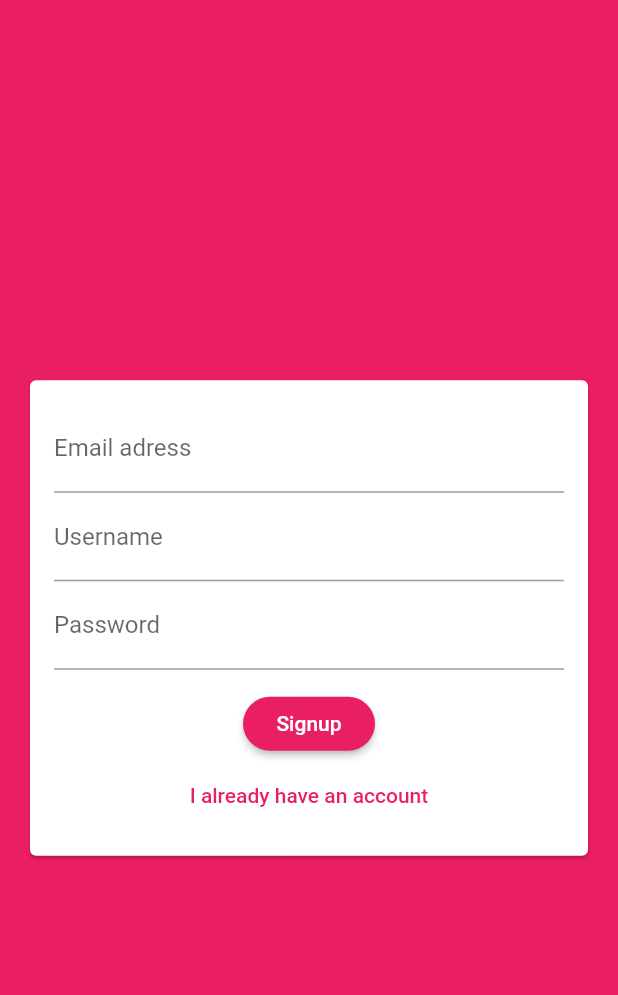
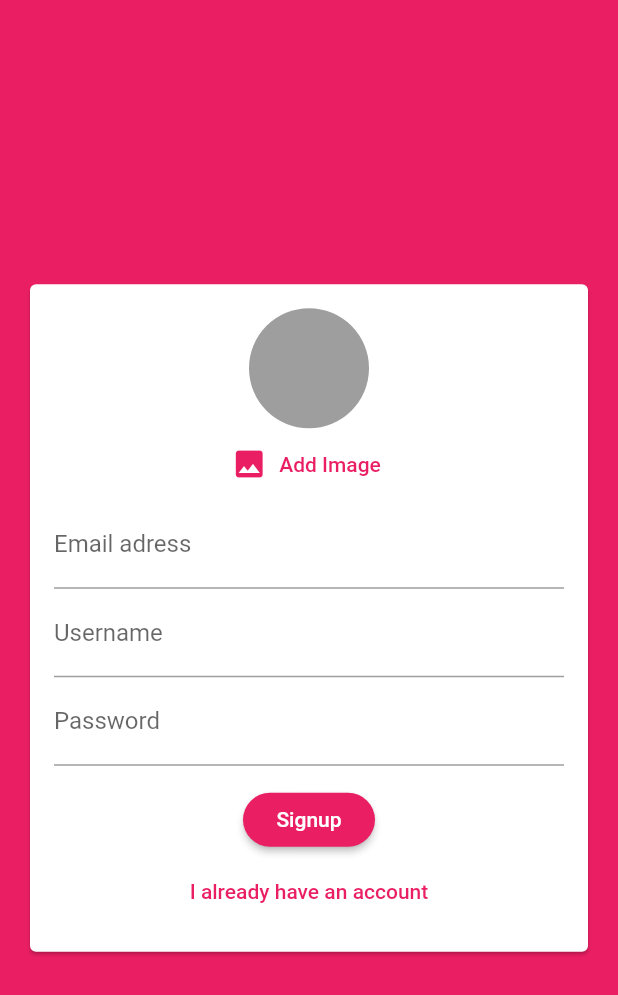
Before and after one commit to ik-code/flutter_chat_firebase, a Flutter app: the screen it shows after launch, after a tap on "Login", after a tap on "Create new account", on a phone screen of 412 x 824 dp. Shown: the top 995 px of the screen. Run offline on Flutter 3.47's test engine with Material 2 defaults, Android fonts, the phone set to English and light mode, and no system bars; our stand-ins replace cloud_firestore, firebase_auth, firebase_core, image_picker; accounts and stored records are empty.

Commit message:
Adding an Image Picker

```diff
--- a/lib/widgets/auth/auth_form.dart
+++ b/lib/widgets/auth/auth_form.dart
@@ -1,4 +1,5 @@
 import 'package:flutter/material.dart';
+import 'package:flutter_chat_firebase/widgets/pickers/user_image_picker.dart';
 
 class AuthForm extends StatefulWidget {
   final bool isLoading;
@@ -10,7 +11,8 @@ class AuthForm extends StatefulWidget {
     BuildContext ctx,
   ) submitFn;
 
-  const AuthForm({Key? key, required this.submitFn, required this.isLoading}) : super(key: key);
+  const AuthForm({Key? key, required this.submitFn, required this.isLoading})
+      : super(key: key);
 
   @override
   _AuthFormState createState() => _AuthFormState();
@@ -52,8 +54,9 @@ class _AuthFormState extends State<AuthForm> {
               child: Column(
                 mainAxisSize: MainAxisSize.min,
                 children: [
+                  if(!_isLogin) const UserImagePicker(),
                   TextFormField(
-                    key: ValueKey('email'),
+                    key: const ValueKey('email'),
                     validator: (value) {
                       if (value!.isEmpty || !value.contains('@')) {
                         return 'Please enter a valid email address';
@@ -70,7 +73,7 @@ class _AuthFormState extends State<AuthForm> {
                   ),
                   if (!_isLogin)
                     TextFormField(
-                      key: ValueKey('username'),
+                      key: const ValueKey('username'),
                       validator: (value) {
                         if (value!.isEmpty || value.length < 4) {
                           return 'Please enter at least 4 characters';
@@ -83,7 +86,7 @@ class _AuthFormState extends State<AuthForm> {
                       },
                     ),
                   TextFormField(
-                    key: ValueKey('password'),
+                    key: const ValueKey('password'),
                     validator: ((value) {
                       if (value!.isEmpty || value.length < 7) {
                         return 'Password must be at least 7 characters long.';
@@ -99,14 +102,13 @@ class _AuthFormState extends State<AuthForm> {
                   const SizedBox(
                     height: 12,
                   ),
-                  if( widget.isLoading)
-                  const CircularProgressIndicator(),
-                  if( !widget.isLoading)
+                  if (widget.isLoading) const CircularProgressIndicator(),
+                  if (!widget.isLoading)
                     RaisedButton(
                       child: Text(_isLogin ? 'Login' : 'Signup'),
                       onPressed: _trySubmit,
                     ),
-                    if( !widget.isLoading)
+                  if (!widget.isLoading)
                     FlatButton(
                       onPressed: () {
                         setState(() {
--- /dev/null
+++ b/lib/widgets/pickers/user_image_picker.dart
@@ -0,0 +1,47 @@
+
+
+import 'dart:io';
+
+import 'package:flutter/material.dart';
+import 'package:image_picker/image_picker.dart';
+
+class UserImagePicker extends StatefulWidget {
+  const UserImagePicker({Key? key}) : super(key: key);
+
+  @override
+  _UserImagePickerState createState() => _UserImagePickerState();
+}
+
+class _UserImagePickerState extends State<UserImagePicker> {
+   File? _pickedImage;
+
+  void _pickImage() async {
+    final XFile? pickedImageFile = await ImagePicker().pickImage(
+      source: ImageSource.camera,
+    );
+    setState(() {
+      _pickedImage = File(pickedImageFile!.path);
+    });
+  }
+
+  @override
+  Widget build(BuildContext context) {
+    return Column(
+      children: [
+         CircleAvatar(
+          radius: 40,
+          backgroundColor: Colors.grey,
+          backgroundImage: _pickedImage != null
+          ? FileImage(_pickedImage as File)
+          :  null ,
+        ),
+        FlatButton.icon(
+          textColor: Theme.of(context).primaryColor,
+          onPressed: _pickImage,
+          icon: const Icon(Icons.image),
+          label: const Text('Add Image'),
+        ),
+      ],
+    );
+  }
+}
```
Also changed, not shown: pubspec.yaml (+4 -3 lines), assets/images/profile-icon.png (added), pubspec.lock. Lines whose indentation alone changed are shown as unchanged.
